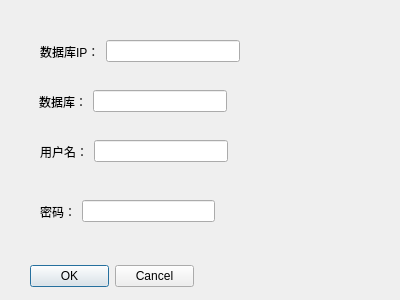
Before: the Qt Designer form sourcedbdialog.ui in KalumCode/CodePlus, drawn with Qt 5.
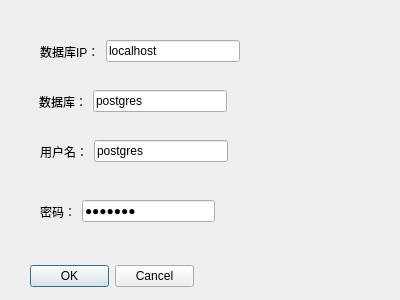
After: the same form once the commit is applied.

```diff
--- a/sourcedbdialog.ui
+++ b/sourcedbdialog.ui
@@ -26,7 +26,7 @@
     <set>QDialogButtonBox::Cancel|QDialogButtonBox::Ok</set>
    </property>
   </widget>
-  <widget class="QWidget" name="">
+  <widget class="QWidget" name="layoutWidget">
    <property name="geometry">
     <rect>
      <x>40</x>
@@ -44,11 +44,15 @@
      </widget>
     </item>
     <item>
-     <widget class="QLineEdit" name="editHost"/>
+     <widget class="QLineEdit" name="editHost">
+      <property name="text">
+       <string>localhost</string>
+      </property>
+     </widget>
     </item>
    </layout>
   </widget>
-  <widget class="QWidget" name="">
+  <widget class="QWidget" name="layoutWidget">
    <property name="geometry">
     <rect>
      <x>40</x>
@@ -66,11 +70,15 @@
      </widget>
     </item>
     <item>
-     <widget class="QLineEdit" name="editUserName"/>
+     <widget class="QLineEdit" name="editUserName">
+      <property name="text">
+       <string>postgres</string>
+      </property>
+     </widget>
     </item>
    </layout>
   </widget>
-  <widget class="QWidget" name="">
+  <widget class="QWidget" name="layoutWidget">
    <property name="geometry">
     <rect>
      <x>40</x>
@@ -89,6 +97,9 @@
     </item>
     <item>
      <widget class="QLineEdit" name="editPassword">
+      <property name="text">
+       <string>a123456</string>
+      </property>
       <property name="echoMode">
        <enum>QLineEdit::Password</enum>
       </property>
@@ -96,7 +107,7 @@
     </item>
    </layout>
   </widget>
-  <widget class="QWidget" name="">
+  <widget class="QWidget" name="layoutWidget">
    <property name="geometry">
     <rect>
      <x>39</x>
@@ -114,7 +125,11 @@
      </widget>
     </item>
     <item>
-     <widget class="QLineEdit" name="editDB"/>
+     <widget class="QLineEdit" name="editDB">
+      <property name="text">
+       <string>postgres</string>
+      </property>
+     </widget>
     </item>
    </layout>
   </widget>
```
